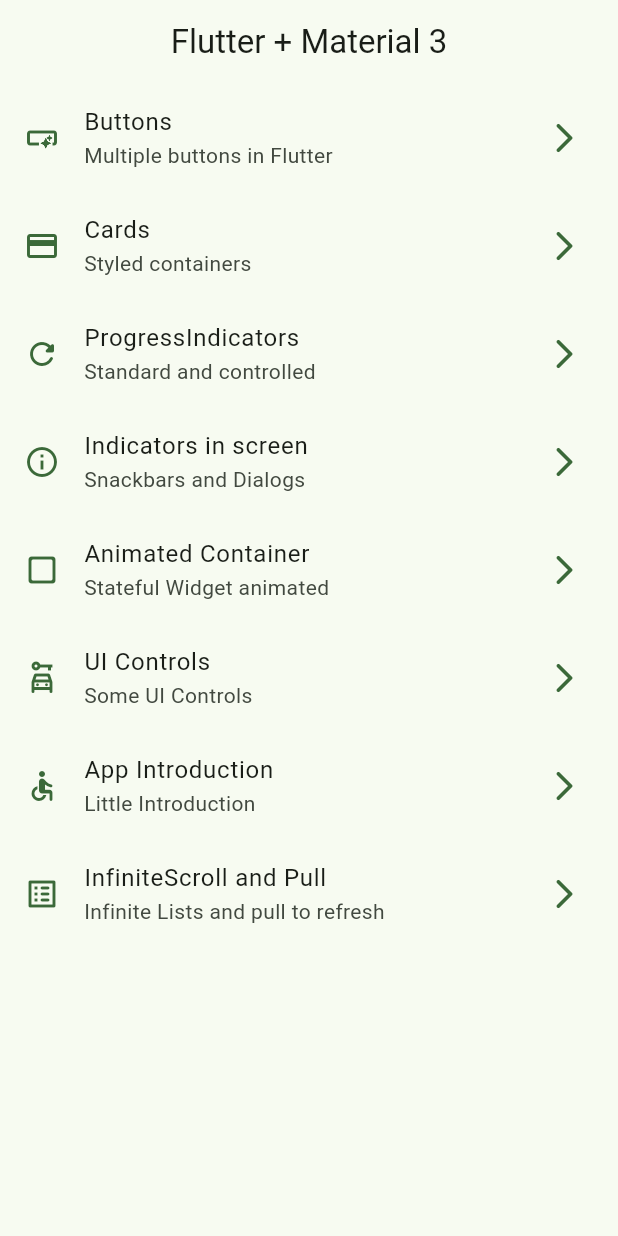
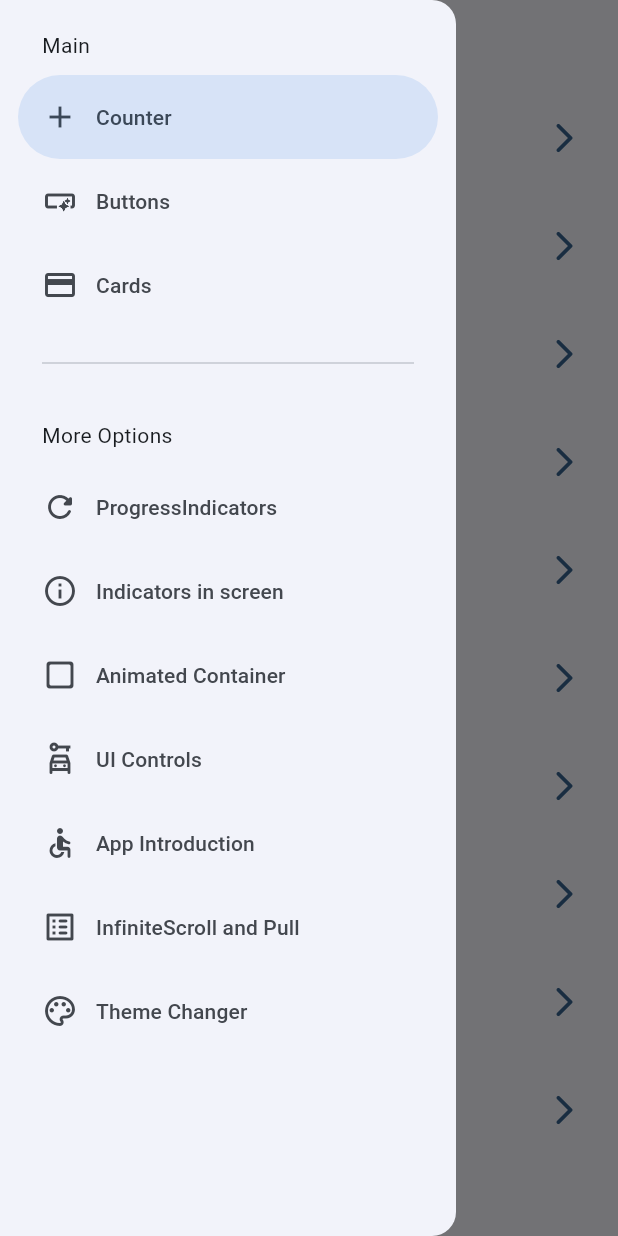
Before and after one commit to isaiasdr/flutter-widgets-app, a Flutter app: the screen it shows after launch, with the side drawer open (before the commit the screen has no drawer), on a phone screen of 412 x 824 dp. Run offline on Flutter 3.47's test engine with Material 2 defaults, Android fonts, the phone set to English and light mode, and no system bars; our stand-ins replace animate_do, flutter_riverpod, go_router.

Commit message:
UPDATE: Add riverpod and change theme

```diff
--- a/lib/config/menu/menu_items.dart
+++ b/lib/config/menu/menu_items.dart
@@ -16,6 +16,13 @@ class MenuItem {
 }
 
 const appMenuItems = <MenuItem> [
+    MenuItem(
+      icon: Icons.add,
+      link: '/counter',
+      title: 'Counter',
+      subTitle: 'Counter with Riverpod',
+    ),
+
     MenuItem(
       icon: Icons.smart_button_outlined,
       link: '/buttons',
@@ -71,4 +78,11 @@ const appMenuItems = <MenuItem> [
       title: 'InfiniteScroll and Pull',
       subTitle: 'Infinite Lists and pull to refresh',
     ),
+
+    MenuItem(
+      icon: Icons.color_lens_outlined,
+      link: '/theme-changer',
+      title: 'Theme Changer',
+      subTitle: 'Change the theme of the app',
+    ),
   ];
--- a/lib/config/router/app_router.dart
+++ b/lib/config/router/app_router.dart
@@ -1,7 +1,5 @@
 import 'package:go_router/go_router.dart';
 import 'package:widgets_app/presentation/screens/screens.dart';
-
-
 
 // GoRouter configuration
 final router = GoRouter(
@@ -59,5 +57,17 @@ final router = GoRouter(
       name: InfiniteScrollScreen.name,
       builder: (context, state) => const InfiniteScrollScreen(),
     ),
+
+    GoRoute(
+      path: '/counter',
+      name: CounterScreen.name,
+      builder: (context, state) => const CounterScreen(),
+    ),
+
+    GoRoute(
+      path: '/theme-changer',
+      name: ThemeChanger.name,
+      builder: (context, state) => const ThemeChanger(),
+    ),
   ],
 );
--- a/lib/config/theme/app_theme.dart
+++ b/lib/config/theme/app_theme.dart
@@ -14,18 +14,20 @@ const colorList = <Color>[
 
 class AppTheme {
   final int selectedColor;
+  final bool isDarkMode;
 
   AppTheme({
-    this.selectedColor = 0
+    this.selectedColor = 0,
+    this.isDarkMode = false
   }): assert(selectedColor >= 0, 'Select color must be greater then 0'),
       assert(selectedColor < colorList.length, 'Select color must be less or equal that ${ colorList.length - 1 }');
 
-
   ThemeData getTheme() => ThemeData(
     useMaterial3: true,
+    brightness: isDarkMode ? Brightness.dark : null,
     colorSchemeSeed: colorList[ selectedColor ],
     appBarTheme: const AppBarTheme(
-      centerTitle: false
-    )
+      centerTitle: false,
+    ),
   );
 }
--- a/lib/main.dart
+++ b/lib/main.dart
@@ -1,22 +1,34 @@
 import 'package:flutter/material.dart';
+import 'package:flutter_riverpod/flutter_riverpod.dart';
 import 'package:widgets_app/config/router/app_router.dart';
 import 'package:widgets_app/config/theme/app_theme.dart';
+import 'package:widgets_app/presentation/providers/theme_provider.dart';
 
 void main() {
-  runApp(const MainApp());
+  runApp(
+    const ProviderScope(
+      child: MainApp()
+    )
+  );
 }
 
-class MainApp extends StatelessWidget {
+class MainApp extends ConsumerWidget {
   const MainApp({super.key});
 
   @override
-  Widget build(BuildContext context) {
+  Widget build(BuildContext context, WidgetRef ref) {
+
+    final isDarkMode =  ref.watch(isDarkModeProvider);
+    final selectedColorValue = ref.watch(selectedColorProvider);
+
     return MaterialApp.router(
       title: 'Flutter Widgets',
       routerConfig: router,
       debugShowCheckedModeBanner: false,
-      theme: AppTheme(selectedColor: 2).getTheme(),
-
+      theme: AppTheme(
+        selectedColor: selectedColorValue,
+        isDarkMode: isDarkMode
+      ).getTheme(),
     );
   }
 }
--- /dev/null
+++ b/lib/presentation/providers/counter_provider.dart
@@ -0,0 +1,3 @@
+import 'package:flutter_riverpod/flutter_riverpod.dart';
+
+final counterProvider = StateProvider((ref) => 5);
--- /dev/null
+++ b/lib/presentation/providers/theme_provider.dart
@@ -0,0 +1,8 @@
+import 'package:flutter_riverpod/flutter_riverpod.dart';
+import 'package:widgets_app/config/theme/app_theme.dart';
+
+final isDarkModeProvider = StateProvider<bool>((ref) => false);
+
+final colorListProvider = Provider((ref) => colorList);
+
+final selectedColorProvider = StateProvider<int>((ref) => 0);
--- a/lib/presentation/screens/home/home_screen.dart
+++ b/lib/presentation/screens/home/home_screen.dart
@@ -1,6 +1,7 @@
 import 'package:flutter/material.dart';
 import 'package:go_router/go_router.dart';
 import 'package:widgets_app/config/menu/menu_items.dart';
+import 'package:widgets_app/presentation/widgets/side_menu.dart';
 
 
 class HomeScreen extends StatelessWidget {
@@ -11,12 +12,18 @@ class HomeScreen extends StatelessWidget {
 
   @override
   Widget build(BuildContext context) {
+
+    final scalffoldKey = GlobalKey<ScaffoldState>();
+
     return Scaffold(
+      key: scalffoldKey,
       appBar: AppBar(
         title: const Text('Flutter + Material 3'),
         centerTitle: true,
       ),
       body: const _HomeView(),
+
+      drawer: SideMenu( scalffoldKey: scalffoldKey, )
     );
   }
 }
--- a/lib/presentation/screens/screens.dart
+++ b/lib/presentation/screens/screens.dart
@@ -3,8 +3,10 @@ export 'package:widgets_app/presentation/screens/animated/aninamated_screen.dart
 export 'package:widgets_app/presentation/screens/app_tutorial/app_tutorial_screen.dart';
 export 'package:widgets_app/presentation/screens/buttons/buttons_screen.dart';
 export 'package:widgets_app/presentation/screens/cards/cards_screen.dart';
+export 'package:widgets_app/presentation/screens/counter/counter_screen.dart';
 export 'package:widgets_app/presentation/screens/home/home_screen.dart';
 export 'package:widgets_app/presentation/screens/infinite_scroll/infinite_scroll_screen.dart';
 export 'package:widgets_app/presentation/screens/progress/progress_screen.dart';
 export 'package:widgets_app/presentation/screens/snackbar/snackbar_screen.dart';
+export 'package:widgets_app/presentation/screens/theme_changer/theme_changer_screen.dart';
 export 'package:widgets_app/presentation/screens/ui_controls/ui_controls_screen.dart';
--- /dev/null
+++ b/lib/presentation/widgets/side_menu.dart
@@ -0,0 +1,77 @@
+import 'package:flutter/material.dart';
+import 'package:go_router/go_router.dart';
+
+import 'package:widgets_app/config/menu/menu_items.dart';
+
+class SideMenu extends StatefulWidget {
+
+  final GlobalKey<ScaffoldState> scalffoldKey;
+
+  const SideMenu({
+      super.key,
+      required this.scalffoldKey
+  });
+
+  @override
+  State<SideMenu> createState() => _SideMenuState();
+}
+
+class _SideMenuState extends State<SideMenu> {
+
+  int navDrawerIndex = 0;
+
+  @override
+  Widget build(BuildContext context) {
+
+    final hasNotch = MediaQuery.of(context).viewPadding.top > 35;
+
+
+    return NavigationDrawer(
+      onDestinationSelected: (value) {
+        setState(() {
+          navDrawerIndex = value;
+        });
+
+        final menuItem = appMenuItems[value];
+        context.push(menuItem.link);
+
+        widget.scalffoldKey.currentState?.closeDrawer();
+      },
+      selectedIndex: navDrawerIndex,
+      children:  [
+
+        Padding(
+          padding: EdgeInsets.fromLTRB(28, hasNotch ? 0 : 20, 16, 10),
+          child: const Text('Main'),
+        ),
+
+        ...appMenuItems
+          .sublist(0,3)
+          .map( (item) =>  NavigationDrawerDestination(
+            icon: Icon( item.icon ),
+            label: Text( item.title )
+          ),
+        ),
+
+        const Padding(
+          padding: EdgeInsets.fromLTRB(28,16,28,10),
+          child: Divider(),
+        ),
+
+        Padding(
+          padding: EdgeInsets.fromLTRB(28, hasNotch ? 0 : 20, 16, 10),
+          child: const Text('More Options'),
+        ),
+
+        ...appMenuItems
+          .sublist(3)
+          .map( (item) =>  NavigationDrawerDestination(
+            icon: Icon( item.icon ),
+            label: Text( item.title )
+          ),
+        ),
+
+      ]
+    );
+  }
+}
--- a/pubspec.yaml
+++ b/pubspec.yaml
@@ -10,13 +10,13 @@ dependencies:
   animate_do: ^3.0.2
   flutter:
     sdk: flutter
+  flutter_riverpod: ^2.3.6
   go_router: ^7.1.1
 
 dev_dependencies:
   flutter_lints: ^2.0.0
   flutter_test:
     sdk: flutter
-
 flutter:
   uses-material-design: true
 
```
Also changed, not shown: lib/presentation/screens/counter/counter_screen.dart (added, +43 -0 lines), lib/presentation/screens/theme_changer/theme_changer_screen.dart (added, +61 -0 lines), pubspec.lock.
